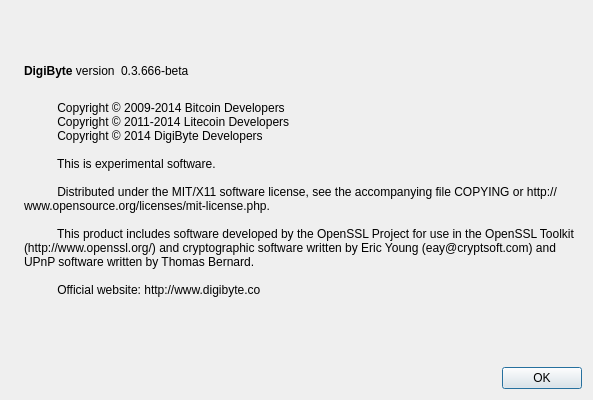
This is src/qt/forms/aboutdialog.ui in digibyte/digibyte as Qt 5 draws it before an edit. The edited form follows.
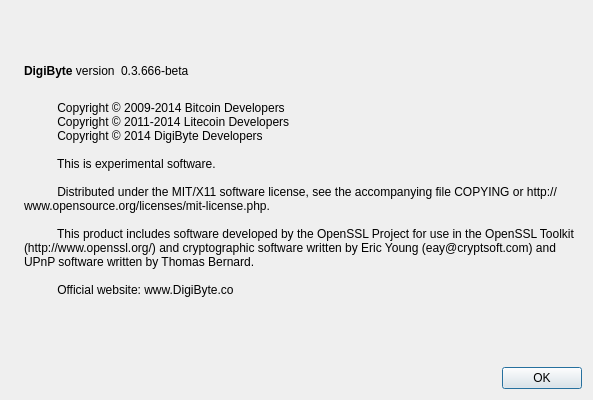
This is the edited form. Icons and pictures are not drawn.

The edit to the form file:
```diff
--- a/src/qt/forms/aboutdialog.ui
+++ b/src/qt/forms/aboutdialog.ui
@@ -105,7 +105,7 @@
 
           This product includes software developed by the OpenSSL Project for use in the OpenSSL Toolkit (http://www.openssl.org/) and cryptographic software written by Eric Young (eay@cryptsoft.com) and UPnP software written by Thomas Bernard.
 
-          Official website: http://www.digibyte.co
+          Official website: www.DigiByte.co
         </string>
        </property>
        <property name="wordWrap">
```
